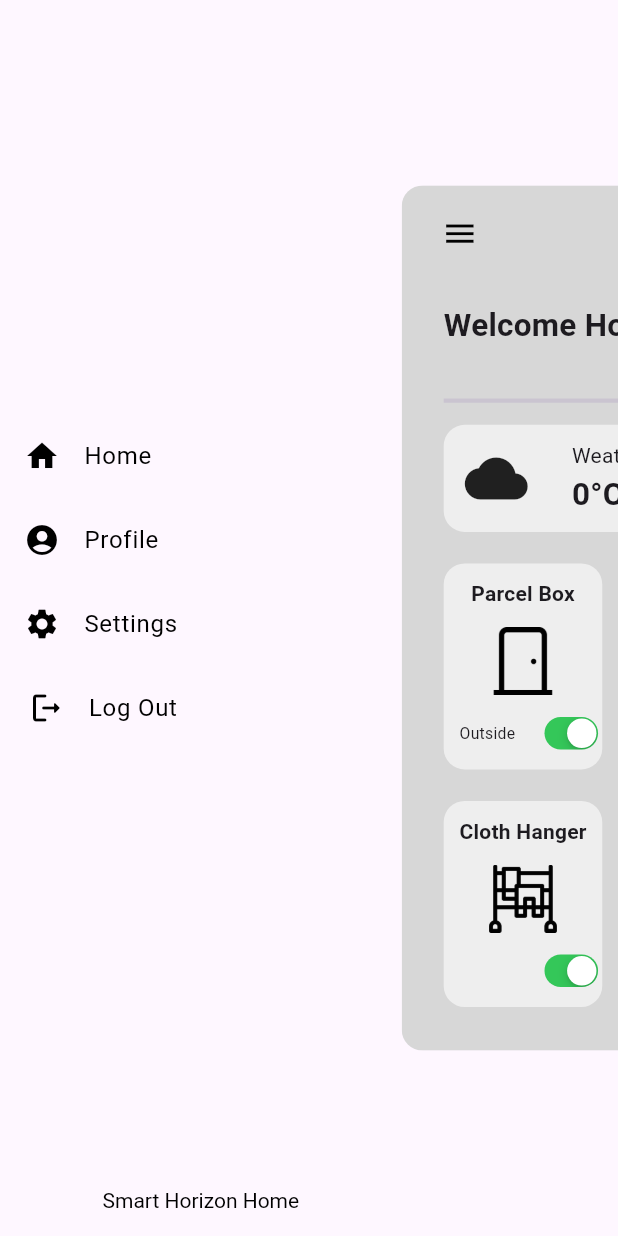
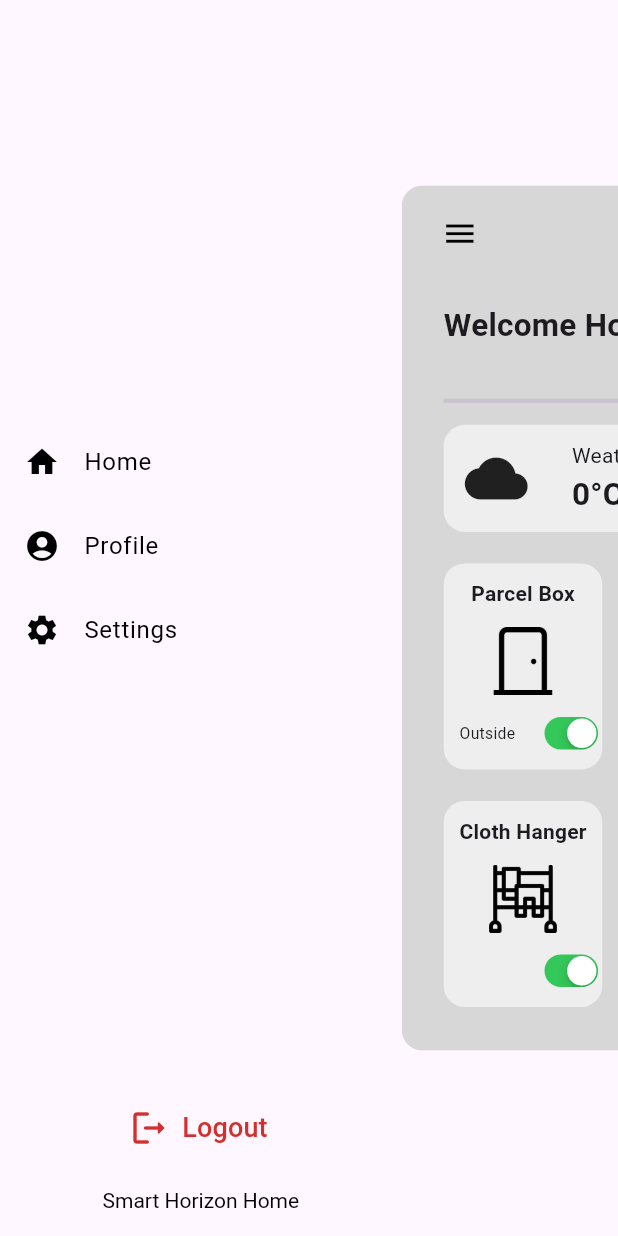
Before and after one commit to maozedoggo/FYP_Smahorz, a Flutter app: the HomePage screen opened directly, after a tap on the "menu" icon, on a phone screen of 412 x 824 dp. Run offline on Flutter 3.47's test engine with Material 3 defaults, Android fonts, the phone set to English and light mode, and no system bars; drawn by our look-alikes of flutter_advanced_drawer; our stand-ins replace cloud_firestore, firebase_auth, firebase_core; accounts and stored records are empty; network calls fail.

Commit message:
Adjust login button

```diff
--- a/lib/views/pages/home_page.dart
+++ b/lib/views/pages/home_page.dart
@@ -152,17 +152,23 @@ class _HomePageState extends State<HomePage> {
                       leading: const Icon(Icons.settings),
                       title: const Text('Settings'),
                     ),
-                    ListTile(
-                      onTap: () {
-                        _signout();
-                      },
-                      leading: const Padding(
-                        padding: EdgeInsets.only(left: 3.0),
-                        child: Icon(Icons.logout_rounded),
-                      ),
-                      title: const Text('Log Out'),
-                    ),
                   ],
+                ),
+              ),
+              Center(
+                child: TextButton.icon(
+                  style: ButtonStyle(
+                    animationDuration: Duration(milliseconds: 250),
+                    enableFeedback: true,
+                  ),
+                  onPressed: () {
+                    _signout();
+                  },
+                  icon: Icon(Icons.logout_rounded, color: Colors.red[700], size: 28,),
+                  label: Text(
+                    "Logout",
+                    style: TextStyle(color: Colors.red[700], fontSize: 18),
+                  ),
                 ),
               ),
 
```
